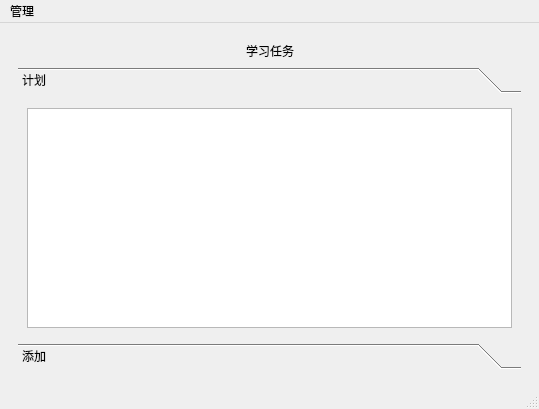
First picture: the form in planner_teamwork/mainwindow.ui, repository xifeng0126/Planner_teamwork, before the edit.
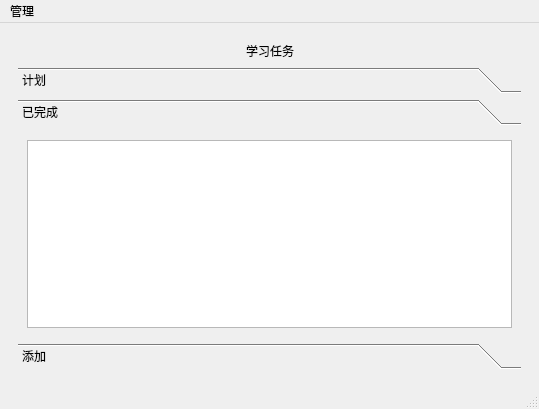
Second picture: the form after the edit. Custom widgets are drawn as their Qt base class.

Diff of the .ui file:
```diff
--- a/planner_teamwork/mainwindow.ui
+++ b/planner_teamwork/mainwindow.ui
@@ -59,7 +59,7 @@
         <item row="1" column="0" colspan="3">
          <widget class="QToolBox" name="toolBox">
           <property name="currentIndex">
-           <number>0</number>
+           <number>1</number>
           </property>
           <widget class="QWidget" name="page_3">
            <property name="geometry">
@@ -67,7 +67,7 @@
              <x>0</x>
              <y>0</y>
              <width>503</width>
-             <height>252</height>
+             <height>226</height>
             </rect>
            </property>
            <attribute name="label">
@@ -79,6 +79,16 @@
             </item>
            </layout>
           </widget>
+          <widget class="QWidget" name="page">
+           <attribute name="label">
+            <string>已完成</string>
+           </attribute>
+           <layout class="QGridLayout" name="gridLayout_5">
+            <item row="0" column="0">
+             <widget class="table" name="tableView_2"/>
+            </item>
+           </layout>
+          </widget>
           <widget class="QWidget" name="page_4">
            <property name="geometry">
             <rect>
```
Left out of the diff: 2 changed lines with no effect on the pictures.
